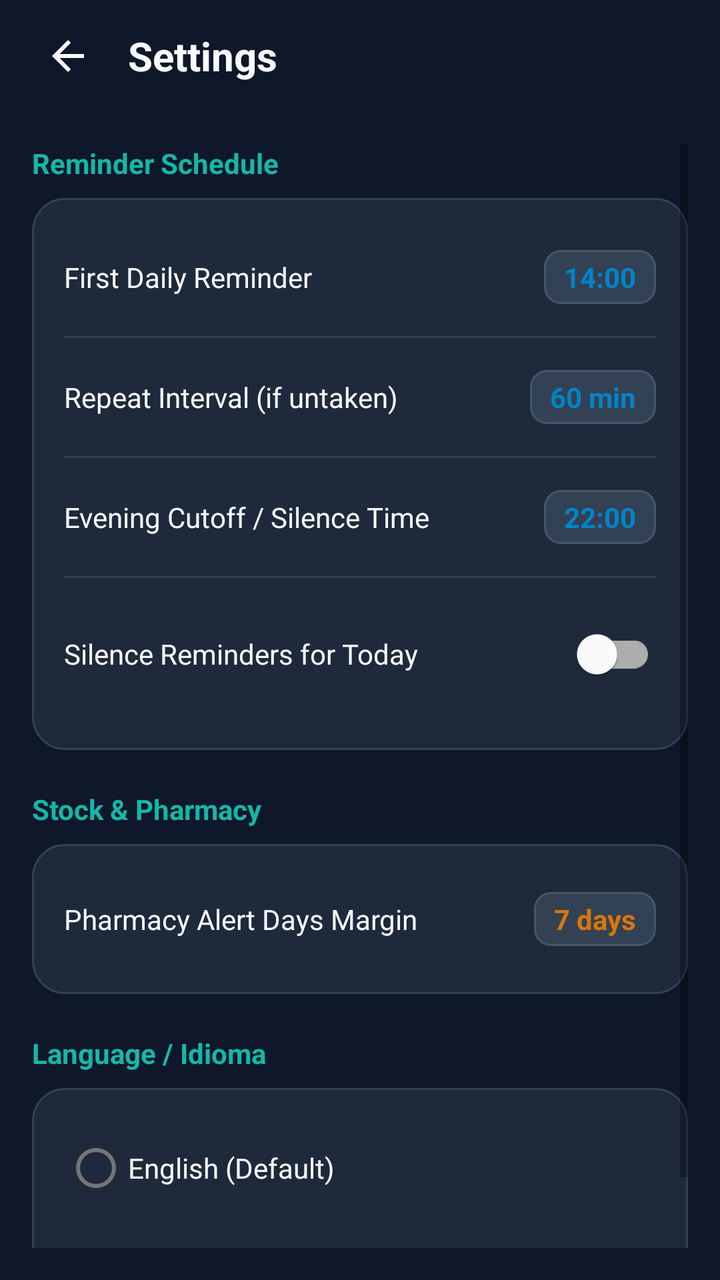
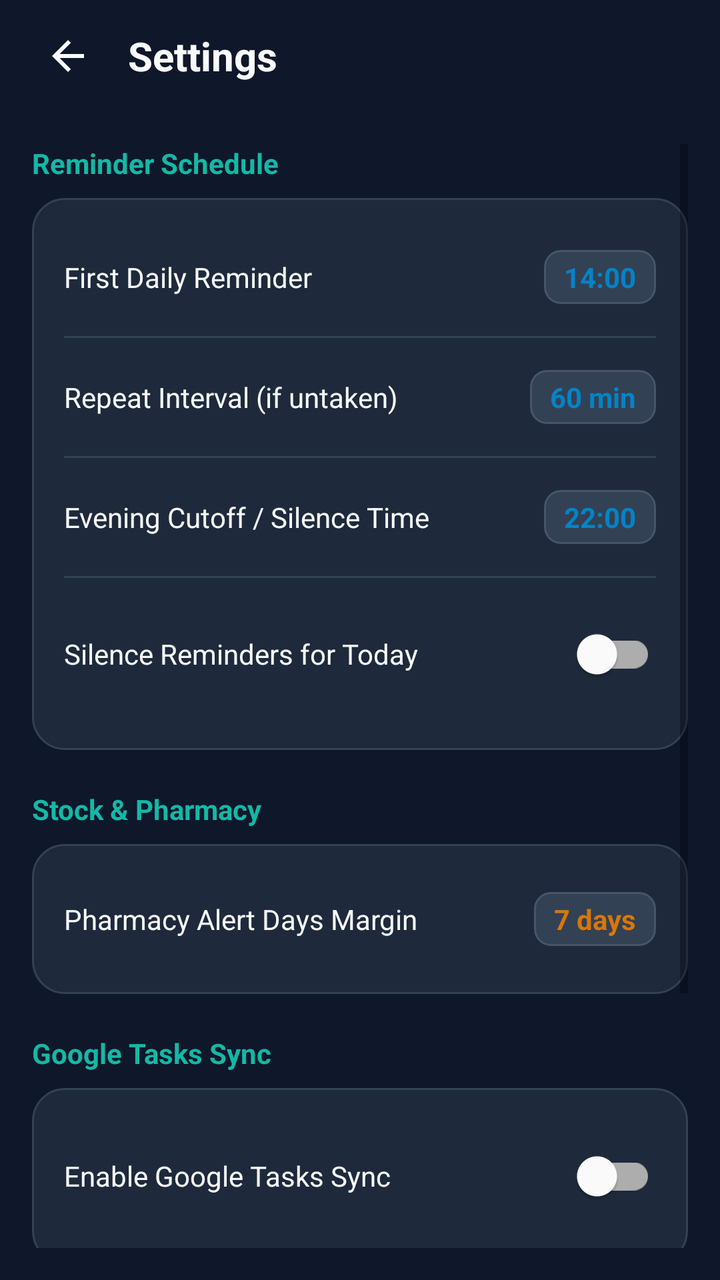

Screens rendered from an Android XML layout before and after an edit, with the pre-edit source and the edit as a unified diff.
<!-- AndroidManifest.xml: application theme Theme.PillsCheck -->
<!-- res/layout/activity_settings.xml -->
<?xml version="1.0" encoding="utf-8"?>
<LinearLayout
    xmlns:android="http://schemas.android.com/apk/res/android"
    xmlns:app="http://schemas.android.com/apk/res-auto"
    android:layout_width="match_parent"
    android:layout_height="match_parent"
    android:background="@color/bg_screen"
    android:orientation="vertical">

    
    <LinearLayout
        android:layout_width="match_parent"
        android:layout_height="56dp"
        android:gravity="center_vertical"
        android:paddingHorizontal="12dp">

        <ImageButton
            android:id="@+id/btn_back_settings"
            android:layout_width="44dp"
            android:layout_height="44dp"
            android:background="?attr/selectableItemBackgroundBorderless"
            android:contentDescription="Back"
            android:src="@drawable/ic_arrow_back"
            app:tint="@color/text_primary" />

        <TextView
            android:layout_width="wrap_content"
            android:layout_height="wrap_content"
            android:layout_marginStart="8dp"
            android:text="@string/settings_title"
            android:textColor="@color/text_primary"
            android:textSize="20sp"
            android:textStyle="bold" />
    </LinearLayout>

    <ScrollView
        android:layout_width="match_parent"
        android:layout_height="0dp"
        android:layout_weight="1"
        android:padding="16dp">

        <LinearLayout
            android:layout_width="match_parent"
            android:layout_height="wrap_content"
            android:orientation="vertical">

            
            <TextView
                android:layout_width="wrap_content"
                android:layout_height="wrap_content"
                android:text="@string/settings_reminders_header"
                android:textColor="@color/primary_light"
                android:textSize="14sp"
                android:textStyle="bold" />

            <LinearLayout
                android:layout_width="match_parent"
                android:layout_height="wrap_content"
                android:layout_marginTop="8dp"
                android:background="@drawable/bg_card_rounded"
                android:orientation="vertical"
                android:padding="16dp">

                
                <RelativeLayout
                    android:id="@+id/row_first_reminder"
                    android:layout_width="match_parent"
                    android:layout_height="wrap_content"
                    android:background="?attr/selectableItemBackground"
                    android:paddingVertical="10dp">

                    <TextView
                        android:layout_width="wrap_content"
                        android:layout_height="wrap_content"
                        android:layout_alignParentStart="true"
                        android:layout_centerVertical="true"
                        android:text="@string/settings_first_reminder"
                        android:textColor="@color/text_primary"
                        android:textSize="14sp" />

                    <TextView
                        android:id="@+id/tv_first_reminder_val"
                        android:layout_width="wrap_content"
                        android:layout_height="wrap_content"
                        android:layout_alignParentEnd="true"
                        android:layout_centerVertical="true"
                        android:background="@drawable/bg_badge_rounded"
                        android:paddingHorizontal="10dp"
                        android:paddingVertical="4dp"
                        android:text="14:00"
                        android:textColor="@color/accent_blue"
                        android:textSize="14sp"
                        android:textStyle="bold" />
                </RelativeLayout>

                <View
                    android:layout_width="match_parent"
                    android:layout_height="1dp"
                    android:background="@color/border_card"
                    android:layout_marginVertical="6dp" />

                
                <RelativeLayout
                    android:id="@+id/row_repeat_interval"
                    android:layout_width="match_parent"
                    android:layout_height="wrap_content"
                    android:background="?attr/selectableItemBackground"
                    android:paddingVertical="10dp">

                    <TextView
                        android:layout_width="wrap_content"
                        android:layout_height="wrap_content"
                        android:layout_alignParentStart="true"
                        android:layout_centerVertical="true"
                        android:text="@string/settings_repeat_interval"
                        android:textColor="@color/text_primary"
                        android:textSize="14sp" />

                    <TextView
                        android:id="@+id/tv_repeat_interval_val"
                        android:layout_width="wrap_content"
                        android:layout_height="wrap_content"
                        android:layout_alignParentEnd="true"
                        android:layout_centerVertical="true"
                        android:background="@drawable/bg_badge_rounded"
                        android:paddingHorizontal="10dp"
                        android:paddingVertical="4dp"
                        android:text="60 min"
                        android:textColor="@color/accent_blue"
                        android:textSize="14sp"
                        android:textStyle="bold" />
                </RelativeLayout>

                <View
                    android:layout_width="match_parent"
                    android:layout_height="1dp"
                    android:background="@color/border_card"
                    android:layout_marginVertical="6dp" />

                
                <RelativeLayout
                    android:id="@+id/row_cutoff_time"
                    android:layout_width="match_parent"
                    android:layout_height="wrap_content"
                    android:background="?attr/selectableItemBackground"
                    android:paddingVertical="10dp">

                    <TextView
                        android:layout_width="wrap_content"
                        android:layout_height="wrap_content"
                        android:layout_alignParentStart="true"
                        android:layout_centerVertical="true"
                        android:text="@string/settings_cutoff_time"
                        android:textColor="@color/text_primary"
                        android:textSize="14sp" />

                    <TextView
                        android:id="@+id/tv_cutoff_time_val"
                        android:layout_width="wrap_content"
                        android:layout_height="wrap_content"
                        android:layout_alignParentEnd="true"
                        android:layout_centerVertical="true"
                        android:background="@drawable/bg_badge_rounded"
                        android:paddingHorizontal="10dp"
                        android:paddingVertical="4dp"
                        android:text="22:00"
                        android:textColor="@color/accent_blue"
                        android:textSize="14sp"
                        android:textStyle="bold" />
                </RelativeLayout>

                <View
                    android:layout_width="match_parent"
                    android:layout_height="1dp"
                    android:background="@color/border_card"
                    android:layout_marginVertical="6dp" />

                
                <RelativeLayout
                    android:layout_width="match_parent"
                    android:layout_height="wrap_content"
                    android:paddingVertical="8dp">

                    <TextView
                        android:layout_width="wrap_content"
                        android:layout_height="wrap_content"
                        android:layout_alignParentStart="true"
                        android:layout_centerVertical="true"
                        android:layout_toStartOf="@id/switch_silence_today"
                        android:text="@string/settings_silence_today"
                        android:textColor="@color/text_primary"
                        android:textSize="14sp" />

                    <com.google.android.material.switchmaterial.SwitchMaterial
                        android:id="@+id/switch_silence_today"
                        android:layout_width="wrap_content"
                        android:layout_height="wrap_content"
                        android:layout_alignParentEnd="true"
                        android:layout_centerVertical="true" />
                </RelativeLayout>

            </LinearLayout>

            
            <TextView
                android:layout_width="wrap_content"
                android:layout_height="wrap_content"
                android:layout_marginTop="20dp"
                android:text="@string/settings_stock_header"
                android:textColor="@color/primary_light"
                android:textSize="14sp"
                android:textStyle="bold" />

            <LinearLayout
                android:layout_width="match_parent"
                android:layout_height="wrap_content"
                android:layout_marginTop="8dp"
                android:background="@drawable/bg_card_rounded"
                android:orientation="vertical"
                android:padding="16dp">

                <RelativeLayout
                    android:id="@+id/row_low_stock_days"
                    android:layout_width="match_parent"
                    android:layout_height="wrap_content"
                    android:background="?attr/selectableItemBackground"
                    android:paddingVertical="8dp">

                    <TextView
                        android:layout_width="wrap_content"
                        android:layout_height="wrap_content"
                        android:layout_alignParentStart="true"
                        android:layout_centerVertical="true"
                        android:layout_toStartOf="@id/tv_low_stock_days_val"
                        android:text="@string/settings_low_stock_days"
                        android:textColor="@color/text_primary"
                        android:textSize="14sp" />

                    <TextView
                        android:id="@+id/tv_low_stock_days_val"
                        android:layout_width="wrap_content"
                        android:layout_height="wrap_content"
                        android:layout_alignParentEnd="true"
                        android:layout_centerVertical="true"
                        android:background="@drawable/bg_badge_rounded"
                        android:paddingHorizontal="10dp"
                        android:paddingVertical="4dp"
                        android:text="7 days"
                        android:textColor="@color/accent_amber"
                        android:textSize="14sp"
                        android:textStyle="bold" />
                </RelativeLayout>
            </LinearLayout>

            
            <TextView
                android:layout_width="wrap_content"
                android:layout_height="wrap_content"
                android:layout_marginTop="20dp"
                android:text="@string/settings_language_header"
                android:textColor="@color/primary_light"
                android:textSize="14sp"
                android:textStyle="bold" />

            <LinearLayout
                android:layout_width="match_parent"
                android:layout_height="wrap_content"
                android:layout_marginTop="8dp"
                android:background="@drawable/bg_card_rounded"
                android:orientation="vertical"
                android:padding="16dp">

                <RadioGroup
                    android:id="@+id/rg_language"
                    android:layout_width="match_parent"
                    android:layout_height="wrap_content">

                    <RadioButton
                        android:id="@+id/rb_lang_en"
                        android:layout_width="match_parent"
                        android:layout_height="wrap_content"
                        android:text="@string/lang_english"
                        android:textColor="@color/text_primary"
                        android:textSize="14sp" />

                    <RadioButton
                        android:id="@+id/rb_lang_es"
                        android:layout_width="match_parent"
                        android:layout_height="wrap_content"
                        android:layout_marginTop="8dp"
                        android:text="@string/lang_spanish"
                        android:textColor="@color/text_primary"
                        android:textSize="14sp" />
                </RadioGroup>
            </LinearLayout>

        </LinearLayout>
    </ScrollView>

</LinearLayout>
<!-- resources referenced by this layout -->
<resources>
  <color name="accent_amber">#D97706</color>
  <color name="accent_blue">#0284C7</color>
  <color name="bg_screen">#0F172A</color>
  <color name="border_card">#334155</color>
  <color name="primary_light">#14B8A6</color>
  <color name="text_primary">#F8FAFC</color>
  <!-- drawable bg_badge_rounded (drawable) -->
  <?xml version="1.0" encoding="utf-8"?>
  <shape xmlns:android="http://schemas.android.com/apk/res/android"
      android:shape="rectangle">
      <solid android:color="@color/bg_card_secondary" />
      <corners android:radius="8dp" />
      <stroke
          android:width="1dp"
          android:color="#475569" />
  </shape>
  <!-- drawable bg_card_rounded (drawable) -->
  <?xml version="1.0" encoding="utf-8"?>
  <shape xmlns:android="http://schemas.android.com/apk/res/android"
      android:shape="rectangle">
      <solid android:color="@color/bg_card" />
      <corners android:radius="16dp" />
      <stroke
          android:width="1dp"
          android:color="@color/border_card" />
  </shape>
  <!-- drawable ic_arrow_back (drawable) -->
  <vector xmlns:android="http://schemas.android.com/apk/res/android"
      android:width="24dp"
      android:height="24dp"
      android:viewportWidth="24"
      android:viewportHeight="24">
      <path
          android:fillColor="#F8FAFC"
          android:pathData="M20,11H7.83l5.59,-5.59L12,4l-8,8 8,8 1.41,-1.41L7.83,13H20v-2z"/>
  </vector>
  <string name="lang_english">English (Default)</string>
  <string name="lang_spanish">Español</string>
  <string name="settings_cutoff_time">Evening Cutoff / Silence Time</string>
  <string name="settings_first_reminder">First Daily Reminder</string>
  <string name="settings_language_header">Language / Idioma</string>
  <string name="settings_low_stock_days">Pharmacy Alert Days Margin</string>
  <string name="settings_reminders_header">Reminder Schedule</string>
  <string name="settings_repeat_interval">Repeat Interval (if untaken)</string>
  <string name="settings_silence_today">Silence Reminders for Today</string>
  <string name="settings_stock_header">Stock &amp; Pharmacy</string>
  <string name="settings_title">Settings</string>
  <style name="Theme.PillsCheck" parent="Theme.MaterialComponents.DayNight.NoActionBar">
          <item name="colorPrimary">@color/primary</item>
          <item name="colorPrimaryVariant">@color/primary_dark</item>
          <item name="colorOnPrimary">@color/white</item>
          <item name="colorSecondary">@color/accent_blue</item>
          <item name="colorSecondaryVariant">@color/accent_blue</item>
          <item name="colorOnSecondary">@color/white</item>
          <item name="android:statusBarColor">@color/bg_screen</item>
          <item name="android:navigationBarColor">@color/bg_screen</item>
          <item name="android:windowBackground">@color/bg_screen</item>
      </style>
  <color name="bg_card_secondary">#334155</color>
  <color name="bg_card">#1E293B</color>
  <color name="primary">#0D9488</color>
  <color name="primary_dark">#0F766E</color>
  <color name="white">#FFFFFF</color>
</resources>

<!-- the commit's change to res/layout/activity_settings.xml (unified diff, before → after) -->
@@ -257,6 +257,190 @@
                 android:layout_width="wrap_content"
                 android:layout_height="wrap_content"
                 android:layout_marginTop="20dp"
+                android:text="@string/settings_google_tasks_header"
+                android:textColor="@color/primary_light"
+                android:textSize="14sp"
+                android:textStyle="bold" />
+
+            <LinearLayout
+                android:layout_width="match_parent"
+                android:layout_height="wrap_content"
+                android:layout_marginTop="8dp"
+                android:background="@drawable/bg_card_rounded"
+                android:orientation="vertical"
+                android:padding="16dp">
+
+                
+                <RelativeLayout
+                    android:layout_width="match_parent"
+                    android:layout_height="wrap_content"
+                    android:paddingVertical="4dp">
+
+                    <TextView
+                        android:layout_width="wrap_content"
+                        android:layout_height="wrap_content"
+                        android:layout_alignParentStart="true"
+                        android:layout_centerVertical="true"
+                        android:layout_toStartOf="@id/switch_tasks_sync"
+                        android:text="@string/settings_google_tasks_enable"
+                        android:textColor="@color/text_primary"
+                        android:textSize="14sp" />
+
+                    <com.google.android.material.switchmaterial.SwitchMaterial
+                        android:id="@+id/switch_tasks_sync"
+                        android:layout_width="wrap_content"
+                        android:layout_height="wrap_content"
+                        android:layout_alignParentEnd="true"
+                        android:layout_centerVertical="true" />
+                </RelativeLayout>
+
+                
+                <LinearLayout
+                    android:id="@+id/layout_tasks_container"
+                    android:layout_width="match_parent"
+                    android:layout_height="wrap_content"
+                    android:orientation="vertical"
+                    android:visibility="gone">
+
+                    <View
+                        android:layout_width="match_parent"
+                        android:layout_height="1dp"
+                        android:background="@color/border_card"
+                        android:layout_marginVertical="10dp" />
+
+                    
+                    <TextView
+                        android:id="@+id/tv_tasks_account_status"
+                        android:layout_width="wrap_content"
+                        android:layout_height="wrap_content"
+                        android:text="@string/settings_google_tasks_not_connected"
+                        android:textColor="@color/text_secondary"
+                        android:textSize="13sp" />
+
+                    <com.google.android.material.button.MaterialButton
+                        android:id="@+id/btn_tasks_connect"
+                        android:layout_width="wrap_content"
+                        android:layout_height="wrap_content"
+                        android:layout_marginTop="8dp"
+                        android:text="@string/settings_google_tasks_btn_connect"
+                        android:textColor="@color/text_primary"
+                        android:textSize="12sp"
+                        app:backgroundTint="@color/primary"
+                        app:cornerRadius="8dp" />
+
+                    
+                    <View
+                        android:layout_width="match_parent"
+                        android:layout_height="1dp"
+                        android:background="@color/border_card"
+                        android:layout_marginVertical="12dp" />
+
+                    <TextView
+                        android:layout_width="wrap_content"
+                        android:layout_height="wrap_content"
+                        android:text="@string/settings_google_tasks_mode_title"
+                        android:textColor="@color/primary_light"
+                        android:textSize="13sp"
+                        android:textStyle="bold" />
+
+                    <RadioGroup
+                        android:id="@+id/rg_tasks_mode"
+                        android:layout_width="match_parent"
+                        android:layout_height="wrap_content"
+                        android:layout_marginTop="6dp">
+
+                        <RadioButton
+                            android:id="@+id/rb_tasks_mode_single"
+                            android:layout_width="match_parent"
+                            android:layout_height="wrap_content"
+                            android:text="@string/settings_google_tasks_mode_single"
+                            android:textColor="@color/text_primary"
+                            android:textSize="13sp" />
+
+                        <RadioButton
+                            android:id="@+id/rb_tasks_mode_individual"
+                            android:layout_width="match_parent"
+                            android:layout_height="wrap_content"
+                            android:layout_marginTop="4dp"
+                            android:text="@string/settings_google_tasks_mode_individual"
+                            android:textColor="@color/text_primary"
+                            android:textSize="13sp" />
+                    </RadioGroup>
+
+                    
+                    <LinearLayout
+                        android:id="@+id/layout_tasks_single_mode"
+                        android:layout_width="match_parent"
+                        android:layout_height="wrap_content"
+                        android:layout_marginTop="10dp"
+                        android:orientation="vertical">
+
+                        <TextView
+                            android:layout_width="wrap_content"
+                            android:layout_height="wrap_content"
+                            android:text="@string/settings_google_tasks_single_desc"
+                            android:textColor="@color/text_secondary"
+                            android:textSize="12sp" />
+
+                        <EditText
+                            android:id="@+id/et_tasks_single_name"
+                            android:layout_width="match_parent"
+                            android:layout_height="44dp"
+                            android:layout_marginTop="6dp"
+                            android:background="@drawable/bg_badge_rounded"
+                            android:hint="@string/settings_google_tasks_single_hint"
+                            android:inputType="text"
+                            android:paddingHorizontal="12dp"
+                            android:textColor="@color/text_primary"
+                            android:textColorHint="@color/text_secondary"
+                            android:textSize="14sp" />
+                    </LinearLayout>
+
+                    
+                    <LinearLayout
+                        android:id="@+id/layout_tasks_individual_mode"
+                        android:layout_width="match_parent"
+                        android:layout_height="wrap_content"
+                        android:layout_marginTop="10dp"
+                        android:orientation="vertical"
+                        android:visibility="gone">
+
+                        <TextView
+                            android:layout_width="wrap_content"
+                            android:layout_height="wrap_content"
+                            android:text="@string/settings_google_tasks_individual_desc"
+                            android:textColor="@color/text_secondary"
+                            android:textSize="12sp" />
+
+                        <LinearLayout
+                            android:id="@+id/container_med_task_rows"
+                            android:layout_width="match_parent"
+                            android:layout_height="wrap_content"
+                            android:layout_marginTop="8dp"
+                            android:orientation="vertical" />
+                    </LinearLayout>
+
+                    
+                    <com.google.android.material.button.MaterialButton
+                        android:id="@+id/btn_tasks_sync_now"
+                        android:layout_width="match_parent"
+                        android:layout_height="wrap_content"
+                        android:layout_marginTop="14dp"
+                        android:text="@string/settings_google_tasks_sync_now"
+                        android:textColor="@color/text_primary"
+                        android:textSize="13sp"
+                        app:backgroundTint="@color/bg_card_secondary"
+                        app:cornerRadius="8dp" />
+
+                </LinearLayout>
+
+            </LinearLayout>
+
+            
+            <TextView
+                android:layout_width="wrap_content"
+                android:layout_height="wrap_content"
+                android:layout_marginTop="20dp"
                 android:text="@string/settings_language_header"
                 android:textColor="@color/primary_light"
                 android:textSize="14sp"
<!-- resource entries referenced after the edit -->
@@ -6,6 +6,7 @@
   <color name="border_card">#334155</color>
   <color name="primary_light">#14B8A6</color>
   <color name="text_primary">#F8FAFC</color>
+  <color name="text_secondary">#94A3B8</color>
   <!-- drawable bg_badge_rounded (drawable) -->
   <?xml version="1.0" encoding="utf-8"?>
   <shape xmlns:android="http://schemas.android.com/apk/res/android"
@@ -40,6 +41,17 @@
   <string name="lang_spanish">Español</string>
   <string name="settings_cutoff_time">Evening Cutoff / Silence Time</string>
   <string name="settings_first_reminder">First Daily Reminder</string>
+  <string name="settings_google_tasks_btn_connect">Connect Account</string>
+  <string name="settings_google_tasks_enable">Enable Google Tasks Sync</string>
+  <string name="settings_google_tasks_header">Google Tasks Sync</string>
+  <string name="settings_google_tasks_individual_desc">Map each medication to its own Google Task name.</string>
+  <string name="settings_google_tasks_mode_individual">Individual task per medication</string>
+  <string name="settings_google_tasks_mode_single">Single task for all medications</string>
+  <string name="settings_google_tasks_mode_title">Sync Mapping Mode</string>
+  <string name="settings_google_tasks_not_connected">Not connected</string>
+  <string name="settings_google_tasks_single_desc">Completing this task will sync all daily pills.</string>
+  <string name="settings_google_tasks_single_hint">Google Task Name</string>
+  <string name="settings_google_tasks_sync_now">Sync with Google Tasks</string>
   <string name="settings_language_header">Language / Idioma</string>
   <string name="settings_low_stock_days">Pharmacy Alert Days Margin</string>
   <string name="settings_reminders_header">Reminder Schedule</string>
